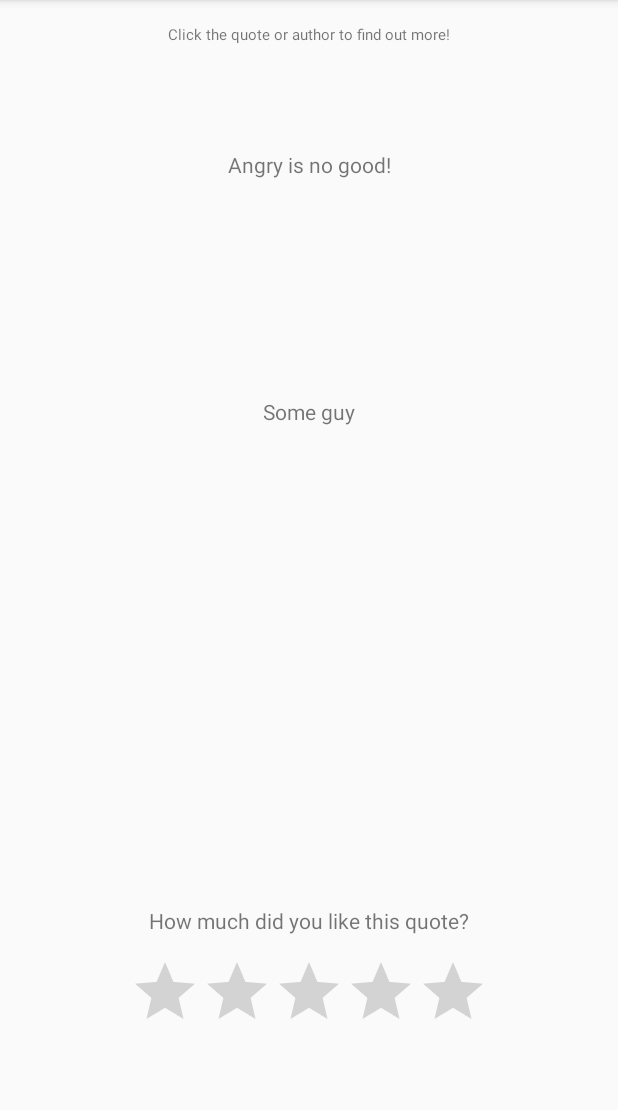
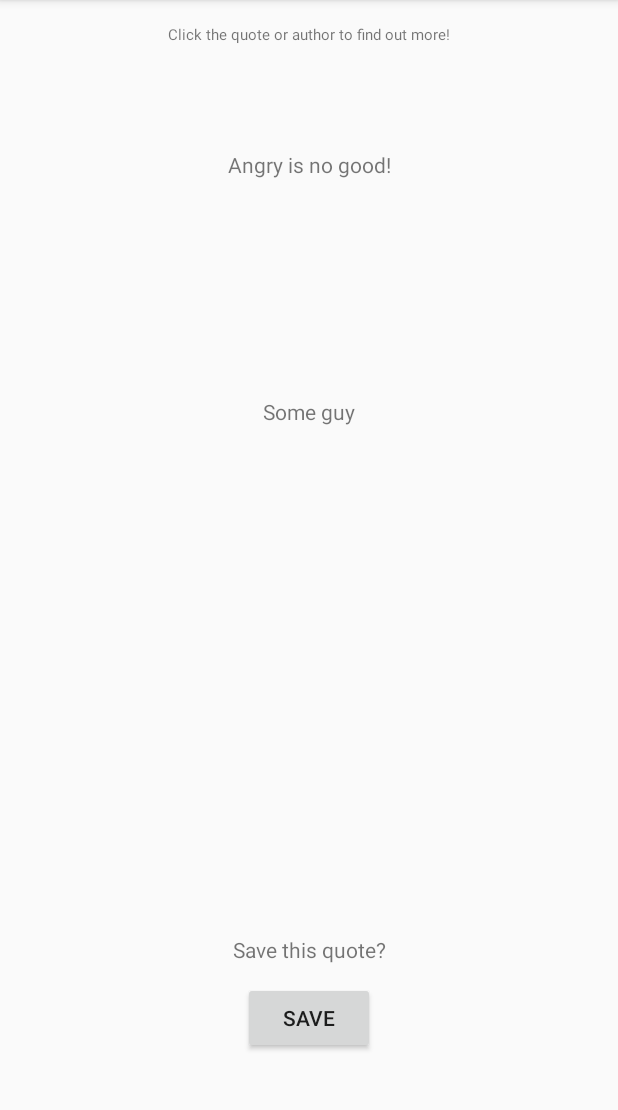
Before and after one commit to jonescr210/MoralReminders_CS499, an Android app: the screen it shows after launch (MessageActivity), after a tap on "ANGRY", on a phone screen of 412 x 824 dp, the part 84-1194 px from its top. Run offline under Robolectric (Android 15) with nearby library versions, the phone set to English and light mode, and no system bars; 1 statement that could not run was skipped.

Commit message:
Replaced rating system to saving quotes instead

```diff
--- a/app/src/main/java/cs499_uab_capstone_project/moralreminders/MessageActivity.java
+++ b/app/src/main/java/cs499_uab_capstone_project/moralreminders/MessageActivity.java
@@ -1,10 +1,12 @@
 package cs499_uab_capstone_project.moralreminders;
 
 import android.content.Intent;
+import android.database.sqlite.SQLiteDatabase;
 import android.net.Uri;
 import android.support.v7.app.AppCompatActivity;
 import android.os.Bundle;
 import android.view.View;
+import android.widget.Button;
 import android.widget.TextView;
 
 public class MessageActivity extends AppCompatActivity {
@@ -16,13 +18,17 @@ public class MessageActivity extends AppCompatActivity {
 
         final TextView quoteText = (TextView) findViewById(R.id.quote_text);
         final TextView authorText = (TextView) findViewById(R.id.author_info);
+        final Button saveButton = (Button) findViewById(R.id.saveButton);
 
         Bundle bundle = this.getIntent().getExtras();
+        final Moral_Database helper = new Moral_Database(this);
         String[] message = new String[2];
         if (bundle != null)
             message = bundle.getStringArray("message");
-        quoteText.setText(message[0]);
-        authorText.setText(message[1]);
+        final String quote = message[0];
+        final String author = message[1];
+        quoteText.setText(quote);
+        authorText.setText(author);
 
         quoteText.setOnClickListener(new View.OnClickListener() {
             @Override
@@ -42,5 +48,14 @@ public class MessageActivity extends AppCompatActivity {
                 }
             }
         });
+        saveButton.setOnClickListener(new View.OnClickListener() {
+            @Override
+            public void onClick(View v) {
+                {
+                    helper.saveQuote(quote, author);
+                    saveButton.setEnabled(false);
+                }
+            }
+        });
     }
 }
--- a/app/src/main/java/cs499_uab_capstone_project/moralreminders/Moral_Database.java
+++ b/app/src/main/java/cs499_uab_capstone_project/moralreminders/Moral_Database.java
@@ -46,6 +46,8 @@ public class Moral_Database extends SQLiteOpenHelper implements Serializable {
         myDatabase.execSQL("CREATE TABLE IF NOT EXISTS Lonely(Message TEXT, Author TEXT)");
         myDatabase.execSQL("CREATE TABLE IF NOT EXISTS Love(Message TEXT, Author TEXT)");
 
+        myDatabase.execSQL("CREATE TABLE IF NOT EXISTS SAVED(Message TEXT, Author TEXT)");
+
         myDatabase.execSQL("INSERT INTO Happy VALUES('Always be Happy!', 'Me')");
         myDatabase.execSQL("INSERT INTO Sad VALUES('Never be Sad!', 'You')");
         myDatabase.execSQL("INSERT INTO Angry VALUES('Angry is no good!', 'Some guy')");
@@ -68,16 +70,31 @@ public class Moral_Database extends SQLiteOpenHelper implements Serializable {
     }
 
 
-    public String[] getMessage(String mood) {
+    public String[] getMessage(String mood, Boolean all) {
         SQLiteDatabase myDatabase = this.getReadableDatabase();
         String[] message = new String[2];
         Cursor result = null;
 
         if (myDatabase != null) {
-            result = myDatabase.rawQuery("Select * from " + mood + " ORDER BY RANDOM() LIMIT 1", null);
-            result.moveToFirst();
-            message[0] = result.getString(0);
-            message[1] = result.getString(1);
+            if (all == true) {
+                result = myDatabase.rawQuery("Select DISTINCT * from " + mood, null);
+                result.moveToFirst();
+                int length = result.getCount() * 2;
+                message = new String[length];
+                for (int i = 0; i < length; i++){
+                    message[i] = result.getString(0);
+                    i = i + 1;
+                    message[i] = result.getString(1);
+                    result.moveToNext();
+                }
+            }
+            else {
+                result = myDatabase.rawQuery("Select * from " + mood + " ORDER BY RANDOM() LIMIT 1", null);
+                result.moveToFirst();
+                message[0] = result.getString(0);
+                message[1] = result.getString(1);
+            }
+
         } else {
             message[0] = "Error!";
             message[1] = "Something broke!";
@@ -93,6 +110,15 @@ public class Moral_Database extends SQLiteOpenHelper implements Serializable {
         }
     }
 
+    public boolean saveQuote(String message, String author){
+        SQLiteDatabase myDatabase = this.getWritableDatabase();
+        if (myDatabase != null){
+            myDatabase.execSQL("INSERT OR REPLACE into SAVED VALUES('" + message + "', '" + author + "')");
+            return true;
+        }
+        else return false;
+    }
+
     @Override
     public void onUpgrade(SQLiteDatabase db, int oldVersion, int newVersion) {
 
--- a/app/src/main/java/cs499_uab_capstone_project/moralreminders/Moral_MainActivity.java
+++ b/app/src/main/java/cs499_uab_capstone_project/moralreminders/Moral_MainActivity.java
@@ -43,18 +43,19 @@ public class Moral_MainActivity extends AppCompatActivity {
         final Button lonelyButton = (Button) findViewById(R.id.lonelyButton);
         final Button faithButton = (Button) findViewById(R.id.faithButton);
         final Button updateButton = (Button) findViewById(R.id.update_button);
+        final Button savedButton = (Button) findViewById(R.id.savedQuotesButton);
 
         final TextView versionNumber = (TextView) findViewById(R.id.version_number);
         versionNumber.setText(getVersionText(moralDatabase));
 
-        mScheduleManager = new InspiratorScheduleManager(this);
-        mScheduleManager.bindService();
+        //mScheduleManager = new InspiratorScheduleManager(this);
+        //mScheduleManager.bindService();
 
         final Intent newIntent = new Intent(this, MessageActivity.class);
 
         happyButton.setOnClickListener(new View.OnClickListener() {
             public void onClick(View v) {
-                String[] message = moralDatabase.getMessage("Happy");
+                String[] message = moralDatabase.getMessage("Happy", false);
                 Bundle b = new Bundle();
                 b.putSerializable("message", message);
                 newIntent.putExtras(b);
@@ -63,7 +64,7 @@ public class Moral_MainActivity extends AppCompatActivity {
         });
         sadButton.setOnClickListener(new View.OnClickListener() {
             public void onClick(View v) {
-                String message[] = moralDatabase.getMessage("Sad");
+                String message[] = moralDatabase.getMessage("Sad", false);
                 Bundle b = new Bundle();
                 b.putSerializable("message", message);
                 newIntent.putExtras(b);
@@ -72,7 +73,7 @@ public class Moral_MainActivity extends AppCompatActivity {
         });
         angryButton.setOnClickListener(new View.OnClickListener() {
             public void onClick(View v) {
-                String message[] = moralDatabase.getMessage("Angry");
+                String message[] = moralDatabase.getMessage("Angry", false);
                 Bundle b = new Bundle();
                 b.putSerializable("message", message);
                 newIntent.putExtras(b);
@@ -80,7 +81,7 @@ public class Moral_MainActivity extends AppCompatActivity {
         });
         loveButton.setOnClickListener(new View.OnClickListener() {
             public void onClick(View v) {
-                String message[] = moralDatabase.getMessage("Love");
+                String message[] = moralDatabase.getMessage("Love", false);
                 Bundle b = new Bundle();
                 b.putSerializable("message", message);
                 newIntent.putExtras(b);
@@ -88,7 +89,7 @@ public class Moral_MainActivity extends AppCompatActivity {
         });
         lonelyButton.setOnClickListener(new View.OnClickListener() {
             public void onClick(View v) {
-                String message[] = moralDatabase.getMessage("Lonely");
+                String message[] = moralDatabase.getMessage("Lonely", false);
                 Bundle b = new Bundle();
                 b.putSerializable("message", message);
                 newIntent.putExtras(b);
@@ -96,7 +97,7 @@ public class Moral_MainActivity extends AppCompatActivity {
         });
         faithButton.setOnClickListener(new View.OnClickListener() {
             public void onClick(View v) {
-                String message[] = moralDatabase.getMessage("Faith");
+                String message[] = moralDatabase.getMessage("Faith", false);
                 Bundle b = new Bundle();
                 b.putSerializable("message", message);
                 newIntent.putExtras(b);
@@ -111,6 +112,13 @@ public class Moral_MainActivity extends AppCompatActivity {
                 calendar.set(Calendar.MINUTE, time);
                 mScheduleManager.setAlarmForNotification(calendar);
                 getWebMessages(moralDatabase);
+            }
+        });
+        savedButton.setOnClickListener(new View.OnClickListener() {
+            public void onClick(View v) {
+                String[] message = moralDatabase.getMessage("SAVED", true);
+                for (String x : message)
+                    System.out.println(x);
             }
         });
     }
--- a/app/src/main/res/layout/activity_message.xml
+++ b/app/src/main/res/layout/activity_message.xml
@@ -20,23 +20,6 @@
         android:id="@+id/author_info"
         android:textAlignment="center" />
 
-    <RatingBar
-        android:layout_width="wrap_content"
-        android:layout_height="wrap_content"
-        android:layout_marginBottom="57dp"
-        android:id="@+id/ratingBar"
-        android:layout_alignParentBottom="true"
-        android:layout_centerHorizontal="true" />
-
-    <TextView
-        android:text="How much did you like this quote?"
-        android:layout_width="wrap_content"
-        android:layout_height="wrap_content"
-        android:id="@+id/textView5"
-        android:layout_marginBottom="14dp"
-        android:layout_above="@+id/ratingBar"
-        android:layout_centerHorizontal="true" />
-
     <TextView
         android:text="null"
         android:layout_width="match_parent"
@@ -56,4 +39,23 @@
         android:id="@+id/textView6"
         android:textSize="10sp" />
 
+    <Button
+        android:text="Save"
+        android:layout_width="wrap_content"
+        android:layout_height="wrap_content"
+        android:layout_alignParentBottom="true"
+        android:layout_centerHorizontal="true"
+        android:layout_marginBottom="49dp"
+        android:id="@+id/saveButton" />
+
+    <TextView
+        android:text="Save this quote?"
+        android:layout_width="match_parent"
+        android:layout_height="wrap_content"
+        android:id="@+id/textView5"
+        android:layout_marginBottom="12dp"
+        android:textAlignment="center"
+        android:layout_above="@+id/saveButton"
+        android:layout_centerHorizontal="true" />
+
 </RelativeLayout>
```
Also changed, not shown: app/src/main/res/layout/activity_moral__main.xml (+8 -0 lines).
